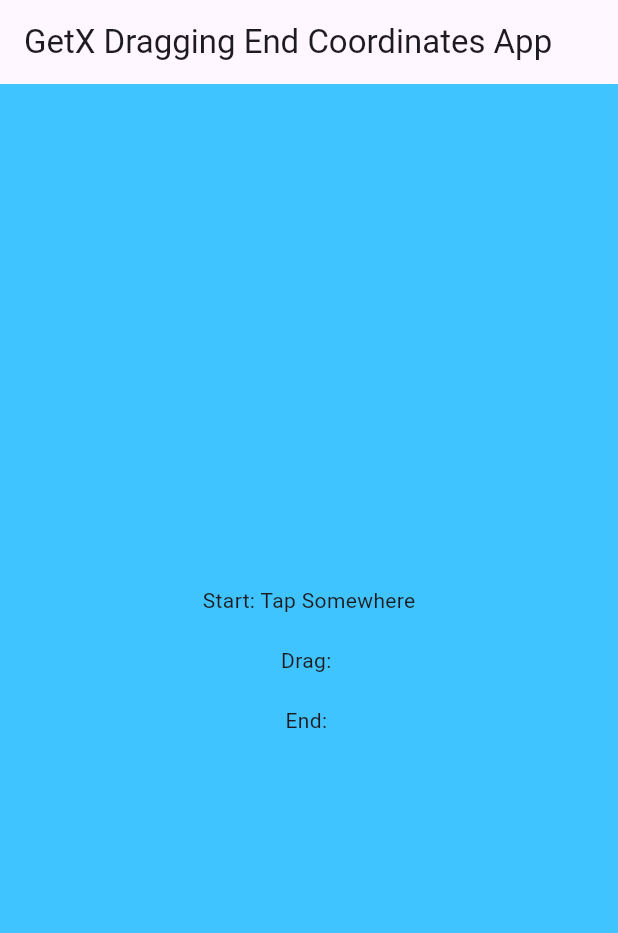
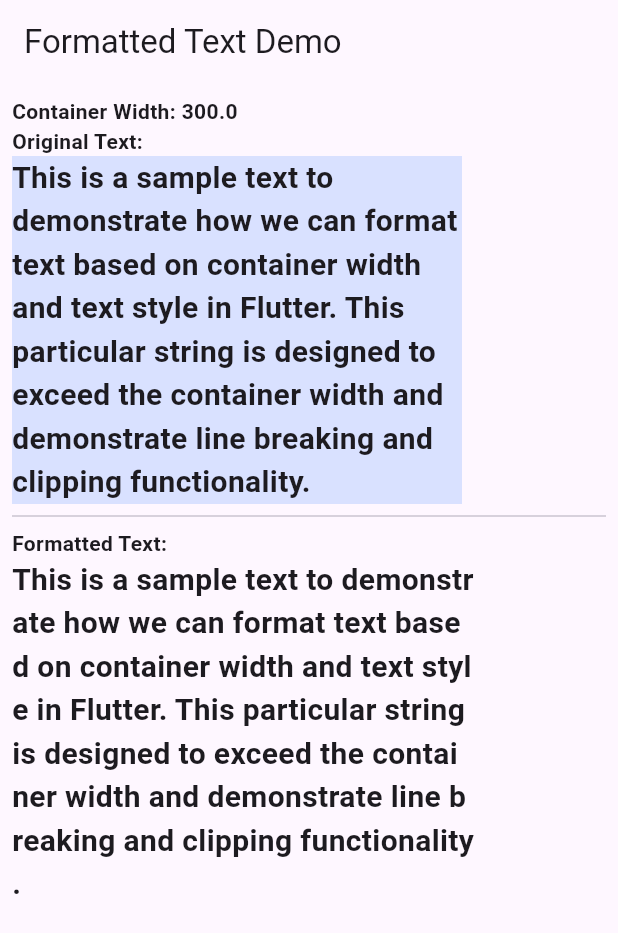
Before and after one commit to southglory/fluttertest, a Flutter app: the screen it shows after launch, on a phone screen of 412 x 824 dp. Shown: the top 933 px of the screen. Run offline on Flutter 3.47's test engine with Material 3 defaults, Android fonts, the phone set to English and light mode, and no system bars.

Commit message:
문자 브레이킹

```diff
--- a/lib/main.dart
+++ b/lib/main.dart
@@ -1,138 +1,60 @@
 import 'package:flutter/material.dart';
-import 'package:get/get.dart'; // Ensure GetX is still used for dependency injection.
-
-class TapController extends GetxController {
-  var startStr = 'Tap Somewhere'.obs;
-  var endStr = ''.obs;
-  var dragStr = ''.obs; // Add this line for drag coordinates
-  bool isDrawing = false;
-  // starting point
-  Offset? start;
-  // dragging point
-  Offset? drag;
-  // ending point
-  Offset? end;
-
-  void updateUI() {
-    // Calls GetxController's update method to update the UI
-    update();
-  }
-
-  void reset() {
-    start = null;
-    drag = null;
-    end = null;
-    isDrawing = false;
-    updateUI();
-  }
-
-  void notifyEnd() {
-    isDrawing = false;
-    updateUI();
-  }
-
-  // Add this method for updating drag coordinates
-  void updateDragCoordinates(Offset newCoordinates) {
-    if (!isDrawing) {
-      // If the user is not dragging, then the current drag coordinates are the starting point
-      updateStartingPoint(newCoordinates);
-    }
-    // Update the drag coordinates
-    updateDragPoint(newCoordinates);
-
-    isDrawing = true;
-  }
-
-  void updateStartingPoint(Offset newStart) {
-    startStr.value = newStart.toString();
-    start = newStart;
-    updateUI();
-  }
-  void updateDragPoint(Offset newDrag) {
-    dragStr.value = newDrag.toString();
-    drag = newDrag;
-    updateUI();
-  }
-  void updateEndingPoint(Offset newEnd) {
-    endStr.value = newEnd.toString();
-    end = newEnd;
-    updateUI();
-  }
-}
 
 void main() {
   runApp(MyApp());
 }
+
 class MyApp extends StatelessWidget {
   @override
   Widget build(BuildContext context) {
-    final TapController tapController = Get.put(TapController());
+    TextStyle textStyle = const TextStyle(fontSize: 20, fontWeight: FontWeight.bold);
+    TextAlign textAlign = TextAlign.left;
+    double containerWidth = 300.0; // Example container width
 
-    return GetMaterialApp(
+    String inputText = "This is a sample text to demonstrate how we can format text "
+        "based on container width and text style in Flutter. "
+        "This particular string is designed to exceed the container width "
+        "and demonstrate line breaking and clipping functionality.";
+
+    // Use the new function
+    String formattedText = breakCharacterWithMeasurement(inputText, textStyle, containerWidth, textAlign);
+    print("Formatted Text: $formattedText");
+    return MaterialApp(
       home: Scaffold(
         appBar: AppBar(
-          title: Text('GetX Dragging End Coordinates App'),
+          title: Text('Formatted Text Demo'),
         ),
-        body: GestureDetector(
-          onTapDown: (TapDownDetails details) {
-
-          },
-          onPanUpdate: (DragUpdateDetails details) {
-            // Apply grid to the details.localPosition to make the drag coordinates snap to the grid
-            final x = (details.localPosition.dx / 10).round() * 10;
-            final y = (details.localPosition.dy / 10).round() * 10;
-            // Keep updating the drag coordinates and the end position as the user drags
-            tapController.updateDragCoordinates(Offset(x.toDouble(), y.toDouble()));
-            tapController.updateEndingPoint(Offset(x.toDouble(), y.toDouble()));
-          },
-          onPanEnd: (DragEndDetails details) {
-            // When the user stops dragging, notify the controller
-            tapController.notifyEnd();
-
-            if (tapController.start != null && tapController.end != null) {
-              // Calculate the width and height of the rectangle
-              final width = (tapController.end!.dx - tapController.start!.dx).abs();
-              final height = (tapController.end!.dy - tapController.start!.dy).abs();
-              // Navigate to the SquareDetailsScreen and pass the width and height as arguments
-              Get.to(() => SquareDetailsScreen(width: width, height: height));
-            }
-          },
-
-          child: Stack(
-            children: [
-              Container(
-                color: Colors.lightBlueAccent,
-                alignment: Alignment.center,
-                child: GetBuilder<TapController>(
-                  builder: (_) => Column(
-                    mainAxisSize: MainAxisSize.min,
-                    children: [
-                      Text("Start: ${_.startStr.value}"),
-                      SizedBox(height: 20),
-                      Text("Drag: ${_.dragStr.value}"),
-                      SizedBox(height: 20),
-                      Text("End: ${_.endStr.value}"),
-                    ],
-                  ),
+        body: SingleChildScrollView(
+          child: Padding(
+            padding: const EdgeInsets.all(8.0),
+            child: Column(
+              crossAxisAlignment: CrossAxisAlignment.start,
+              children: [
+                Text(
+                  'Container Width: $containerWidth',
+                  style: TextStyle(fontWeight: FontWeight.bold),
                 ),
-              ),
-              GetBuilder<TapController>(
-                builder: (_) {
-                  final start = _.start;
-                  final end = _.end;
-                  print('start: $start, end: $end');
-                  if (start != null && end != null) {
-                    final rect = Rect.fromPoints(start, end);
-                    return CustomPaint(
-                      painter: RectanglePainter(rect: rect),
-                      child: Container(),
-                    );
-                  } else {
-                    return SizedBox.shrink();
-                  }
-                },
-              ),
-            ],
+                Text(
+                  'Original Text:',
+                  style: TextStyle(fontWeight: FontWeight.bold),
+                ),
+                Container(
+                  color: Colors.blueAccent.withOpacity(0.2),
+                  width: containerWidth,
+                  child: Text(inputText, style: textStyle, textAlign: textAlign),
+                ),
+                Divider(),
+                Text(
+                  'Formatted Text:',
+                  style: TextStyle(fontWeight: FontWeight.bold),
+                ),
+                Container(
+                  // full width
+                  width: double.infinity,
+                  child: Text(formattedText, style: textStyle),
+                ),
+              ],
+            ),
           ),
         ),
       ),
@@ -140,119 +62,34 @@ class MyApp extends StatelessWidget {
   }
 }
 
-class RectanglePainter extends CustomPainter {
-  final Rect? rect;
-  RectanglePainter({this.rect});
+String breakCharacterWithMeasurement(
+    String input, TextStyle textStyle, double containerWidth, TextAlign textAlign) {
+  List<List<int>> result = [];
+  TextPainter textPainter = TextPainter(
+    textDirection: TextDirection.ltr,
+    textAlign: textAlign,
+  );
+  int startIndex = 0;
+  String currentLine = "";
 
-  @override
-  void paint(Canvas canvas, Size size) {
-    if (rect != null) {
-      final paint = Paint()
-        ..color = Colors.blue
-        ..style = PaintingStyle.stroke
-        ..strokeWidth = 2.0;
-      canvas.drawRect(rect!, paint);
+  for (int i = 0; i < input.length; i++) {
+    String testLine = currentLine + input[i];
+    textPainter.text = TextSpan(text: testLine, style: textStyle);
+    textPainter.layout(maxWidth: double.infinity);
+
+    if (textPainter.width > containerWidth && !currentLine.isEmpty) {
+      result.add([startIndex, i - 1]);
+      startIndex = i;
+      currentLine = input[i];
+    } else {
+      currentLine = testLine;
     }
   }
 
-  @override
-  bool shouldRepaint(covariant RectanglePainter oldDelegate) => true;
+  if (currentLine.isNotEmpty) {
+    result.add([startIndex, input.length - 1]);
+  }
+
+  // Formatting result for demonstration
+  return result.map((range) => input.substring(range[0], range[1] + 1)).join("\n");
 }
-
-
-class SquareDetailsScreen extends StatelessWidget {
-  final double width;
-  final double height;
-
-  SquareDetailsScreen({Key? key, required this.width, required this.height})
-      : super(key: key);
-
-  final TextEditingController _textController = TextEditingController();
-
-  // default font size and weight
-  final double fontSizeDefault = 20;
-  final FontWeight fontWeightDefault = FontWeight.bold;
-
-  @override
-  Widget build(BuildContext context) {
-    return Scaffold(
-      resizeToAvoidBottomInset: true, // Ensure the keyboard does not cover the TextField
-      appBar: AppBar(
-        title: Text('Square Details'),
-      ),
-      body:  GestureDetector(
-        onTap: () {
-          // Dismiss the keyboard when the user taps outside of the TextField
-          FocusScope.of(context).unfocus();
-        },
-        child: SingleChildScrollView(
-          child: Column(
-            mainAxisAlignment: MainAxisAlignment.center,
-            children: [
-              // Add a sizedBox
-              SizedBox(height: 20),
-              // Add a container to visualize the square
-              Center(
-                // Use a Container to visualize the square
-                child: Container(
-                  // padding insets
-                  padding: EdgeInsets.all(16),
-                  width: width,
-                  height: height,
-                  color: Colors.green, // Set the color of the container to green
-                  alignment: Alignment.center,
-                  child: Text(
-                    // Reflects the text in the text field in real time.
-                    _textController.text, // Use the controller's text as the content of the container
-                    style: TextStyle(
-                      color: Colors.white, // Ensure the text is readable on the green background
-                      fontWeight: fontWeightDefault,
-                    ),
-                    textAlign: TextAlign.center,
-                    overflow: TextOverflow.clip,
-                  ),
-                ),
-              ),
-              // A text label to show the text in the text field in real-time
-              Padding(
-                padding: const EdgeInsets.all(16.0),
-                child: Text(
-                  'Text in the green container: \n${_textController.text}',
-                  style: TextStyle(
-                    fontSize: fontSizeDefault,
-                    fontWeight: fontWeightDefault,
-                  ),
-                ),
-              ),
-              // Add a button to capture the above container as an image
-              ElevatedButton(
-                onPressed: () {
-                  // Capture the container as an image
-                  // ...
-                },
-                child: Text('Capture Image, size of width: $width, height: $height'),
-              ),
-              // Add a Multiline TextField
-              Padding(
-                padding: const EdgeInsets.all(16.0),
-                child: TextField(
-                  controller: _textController, // Use the controller to control the text field
-                  maxLines: 3,
-                  decoration: InputDecoration(
-                    border: OutlineInputBorder(),
-                    labelText: 'Enter your comments',
-                  ),
-                  // Update the UI in real-time as the text changes
-                  onChanged: (value) {
-                    // Trigger a rebuild to update the text in the green container
-                    (context as Element).markNeedsBuild();
-                  },
-                ),
-              ),
-            ],
-          ),
-        ),
-      ),
-    );
-  }
-}
```
